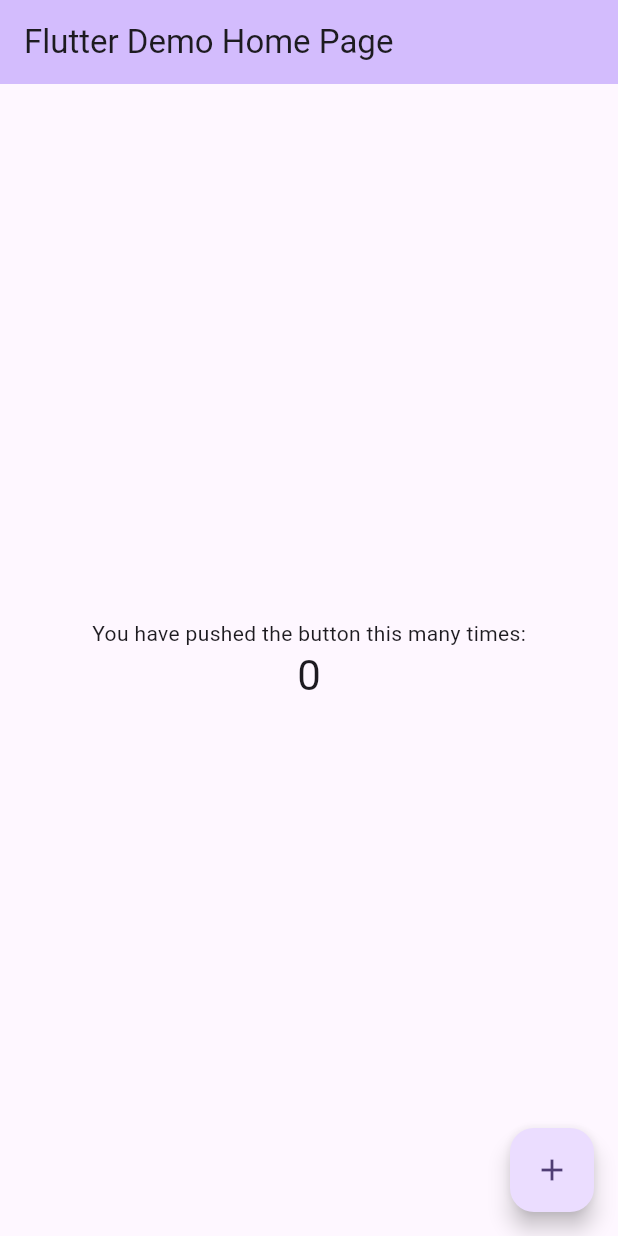
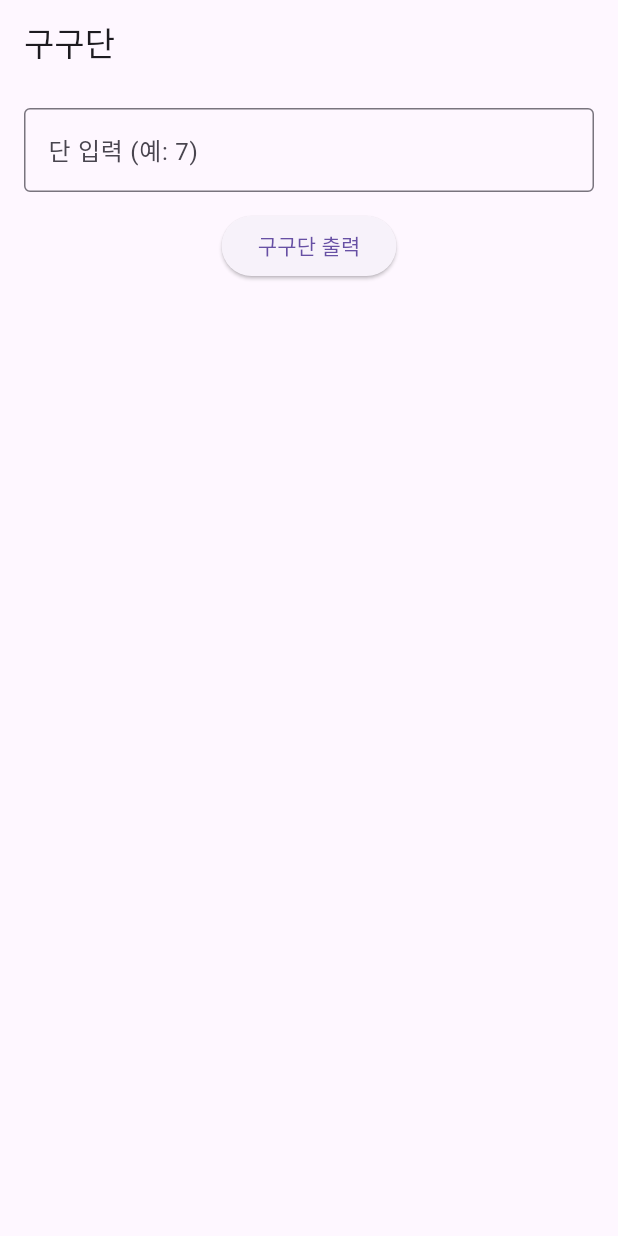
Before and after one commit to TJ-academy/sweethomeflutter, a Flutter app: the screen it shows after launch, on a phone screen of 412 x 824 dp. Run offline on Flutter 3.47's test engine with Material 3 defaults, Android fonts, the phone set to English and light mode, and no system bars.

Commit message:
재생했을 때, 구구단이 잘 출력되면 설치가 잘 된거에요

```diff
--- a/lib/main.dart
+++ b/lib/main.dart
@@ -1,122 +1,63 @@
 import 'package:flutter/material.dart';
+import 'package:flutter/services.dart';
 
 void main() {
-  runApp(const MyApp());
+  runApp(const MaterialApp(home: Gugu()));
 }
 
-class MyApp extends StatelessWidget {
-  const MyApp({super.key});
+class Gugu extends StatefulWidget {
+  const Gugu({super.key});
 
-  // This widget is the root of your application.
   @override
-  Widget build(BuildContext context) {
-    return MaterialApp(
-      title: 'Flutter Demo',
-      theme: ThemeData(
-        // This is the theme of your application.
-        //
-        // TRY THIS: Try running your application with "flutter run". You'll see
-        // the application has a purple toolbar. Then, without quitting the app,
-        // try changing the seedColor in the colorScheme below to Colors.green
-        // and then invoke "hot reload" (save your changes or press the "hot
-        // reload" button in a Flutter-supported IDE, or press "r" if you used
-        // the command line to start the app).
-        //
-        // Notice that the counter didn't reset back to zero; the application
-        // state is not lost during the reload. To reset the state, use hot
-        // restart instead.
-        //
-        // This works for code too, not just values: Most code changes can be
-        // tested with just a hot reload.
-        colorScheme: ColorScheme.fromSeed(seedColor: Colors.deepPurple),
-      ),
-      home: const MyHomePage(title: 'Flutter Demo Home Page'),
-    );
-  }
+  State<Gugu> createState() => _GuguState();
 }
 
-class MyHomePage extends StatefulWidget {
-  const MyHomePage({super.key, required this.title});
+class _GuguState extends State<Gugu> {
+  final c = TextEditingController();
+  List<String> r = const [];
 
-  // This widget is the home page of your application. It is stateful, meaning
-  // that it has a State object (defined below) that contains fields that affect
-  // how it looks.
-
-  // This class is the configuration for the state. It holds the values (in this
-  // case the title) provided by the parent (in this case the App widget) and
-  // used by the build method of the State. Fields in a Widget subclass are
-  // always marked "final".
-
-  final String title;
-
-  @override
-  State<MyHomePage> createState() => _MyHomePageState();
-}
-
-class _MyHomePageState extends State<MyHomePage> {
-  int _counter = 0;
-
-  void _incrementCounter() {
+  void gen() {
+    final n = int.tryParse(c.text.trim());
     setState(() {
-      // This call to setState tells the Flutter framework that something has
-      // changed in this State, which causes it to rerun the build method below
-      // so that the display can reflect the updated values. If we changed
-      // _counter without calling setState(), then the build method would not be
-      // called again, and so nothing would appear to happen.
-      _counter++;
+      r = n == null
+          ? const['정수를 입력하세요!']
+          : List.generate(9, (i) => '$n x ${i + 1} = ${n * (i + 1)}');
     });
   }
 
   @override
-  Widget build(BuildContext context) {
-    // This method is rerun every time setState is called, for instance as done
-    // by the _incrementCounter method above.
-    //
-    // The Flutter framework has been optimized to make rerunning build methods
-    // fast, so that you can just rebuild anything that needs updating rather
-    // than having to individually change instances of widgets.
-    return Scaffold(
-      appBar: AppBar(
-        // TRY THIS: Try changing the color here to a specific color (to
-        // Colors.amber, perhaps?) and trigger a hot reload to see the AppBar
-        // change color while the other colors stay the same.
-        backgroundColor: Theme.of(context).colorScheme.inversePrimary,
-        // Here we take the value from the MyHomePage object that was created by
-        // the App.build method, and use it to set our appbar title.
-        title: Text(widget.title),
-      ),
-      body: Center(
-        // Center is a layout widget. It takes a single child and positions it
-        // in the middle of the parent.
-        child: Column(
-          // Column is also a layout widget. It takes a list of children and
-          // arranges them vertically. By default, it sizes itself to fit its
-          // children horizontally, and tries to be as tall as its parent.
-          //
-          // Column has various properties to control how it sizes itself and
-          // how it positions its children. Here we use mainAxisAlignment to
-          // center the children vertically; the main axis here is the vertical
-          // axis because Columns are vertical (the cross axis would be
-          // horizontal).
-          //
-          // TRY THIS: Invoke "debug painting" (choose the "Toggle Debug Paint"
-          // action in the IDE, or press "p" in the console), to see the
-          // wireframe for each widget.
-          mainAxisAlignment: MainAxisAlignment.center,
-          children: <Widget>[
-            const Text('You have pushed the button this many times:'),
-            Text(
-              '$_counter',
-              style: Theme.of(context).textTheme.headlineMedium,
+  void dispose() {
+    c.dispose();
+    super.dispose();
+  }
+
+  @override
+  Widget build(BuildContext context) => Scaffold(
+    appBar: AppBar(title: const Text('구구단')),
+    body: Padding(
+      padding: const EdgeInsets.all(16),
+      child: Column(
+        children: [
+          TextField(
+            controller: c,
+            keyboardType: TextInputType.number,
+            inputFormatters: [FilteringTextInputFormatter.digitsOnly],
+            decoration: const InputDecoration(
+              labelText: '단 입력 (예: 7)',
+              border: OutlineInputBorder(),
             ),
-          ],
-        ),
-      ),
-      floatingActionButton: FloatingActionButton(
-        onPressed: _incrementCounter,
-        tooltip: 'Increment',
-        child: const Icon(Icons.add),
-      ), // This trailing comma makes auto-formatting nicer for build methods.
-    );
-  }
+          ),
+          const SizedBox(height: 12),
+          ElevatedButton(onPressed: gen, child: const Text('구구단 출력')),
+          const SizedBox(height: 16,),
+          Expanded(
+            child: ListView.builder(
+              itemCount: r.length,
+              itemBuilder: (_, i) => ListTile(title: Text(r[i])),
+            ),
+          ),
+        ],
+      )
+    )
+  );
 }
```
